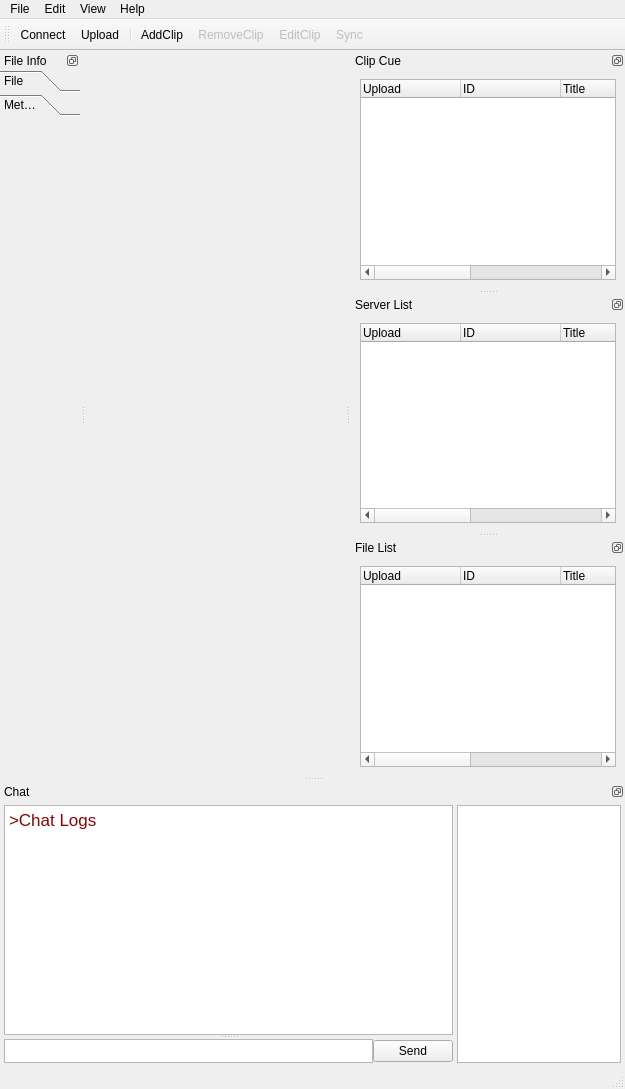
This is resources/mainwindow_docks.ui in jiakeliu/Cobra as Qt 5 draws it before an edit. The edited form follows.
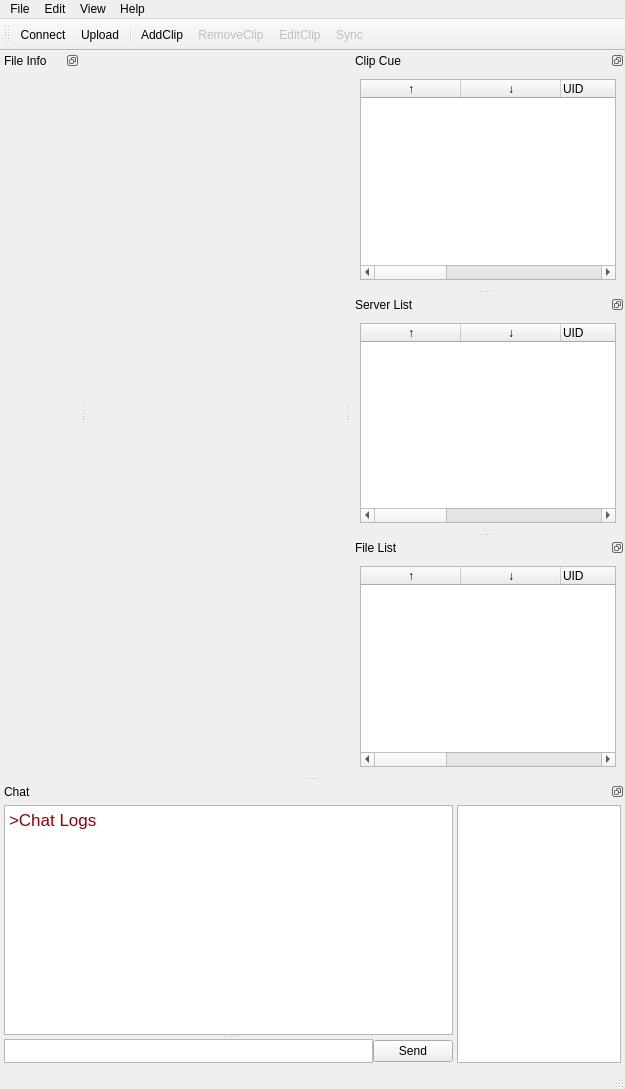
This is the edited form. Icons and pictures are not drawn. Custom widgets are drawn as their Qt base class.

The edit to the form file:
```diff
--- a/resources/mainwindow_docks.ui
+++ b/resources/mainwindow_docks.ui
@@ -212,42 +212,6 @@
      <property name="margin">
       <number>0</number>
      </property>
-     <item>
-      <widget class="QToolBox" name="fileToolbox">
-       <property name="currentIndex">
-        <number>1</number>
-       </property>
-       <property name="tabSpacing">
-        <number>2</number>
-       </property>
-       <widget class="QWidget" name="fileInfoWidget">
-        <property name="geometry">
-         <rect>
-          <x>0</x>
-          <y>0</y>
-          <width>98</width>
-          <height>28</height>
-         </rect>
-        </property>
-        <attribute name="label">
-         <string>File</string>
-        </attribute>
-       </widget>
-       <widget class="QWidget" name="metaDataWidget">
-        <property name="geometry">
-         <rect>
-          <x>0</x>
-          <y>0</y>
-          <width>80</width>
-          <height>650</height>
-         </rect>
-        </property>
-        <attribute name="label">
-         <string>Meta Data</string>
-        </attribute>
-       </widget>
-      </widget>
-     </item>
     </layout>
    </widget>
   </widget>
@@ -287,11 +251,27 @@
         <enum>Qt::ClickFocus</enum>
        </property>
        <property name="columnCount">
-        <number>6</number>
+        <number>8</number>
        </property>
        <column>
         <property name="text">
-         <string>Upload</string>
+         <string>↑</string>
+        </property>
+        <property name="textAlignment">
+         <set>AlignHCenter|AlignVCenter|AlignCenter</set>
+        </property>
+       </column>
+       <column>
+        <property name="text">
+         <string>↓</string>
+        </property>
+        <property name="textAlignment">
+         <set>AlignHCenter|AlignVCenter|AlignCenter</set>
+        </property>
+       </column>
+       <column>
+        <property name="text">
+         <string>UID</string>
         </property>
        </column>
        <column>
@@ -309,16 +289,16 @@
          <string>Description</string>
         </property>
        </column>
-       <column>
-        <property name="text">
-         <string>Modified Time</string>
-        </property>
-       </column>
        <column>
         <property name="text">
          <string>Tags</string>
         </property>
        </column>
+       <column>
+        <property name="text">
+         <string>Modified Time</string>
+        </property>
+       </column>
       </widget>
      </item>
     </layout>
@@ -363,11 +343,27 @@
         <bool>false</bool>
        </property>
        <property name="columnCount">
-        <number>6</number>
+        <number>8</number>
        </property>
        <column>
         <property name="text">
-         <string>Upload</string>
+         <string>↑</string>
+        </property>
+        <property name="textAlignment">
+         <set>AlignHCenter|AlignVCenter|AlignCenter</set>
+        </property>
+       </column>
+       <column>
+        <property name="text">
+         <string>↓</string>
+        </property>
+        <property name="textAlignment">
+         <set>AlignHCenter|AlignVCenter|AlignCenter</set>
+        </property>
+       </column>
+       <column>
+        <property name="text">
+         <string>UID</string>
         </property>
        </column>
        <column>
@@ -385,16 +381,16 @@
          <string>Description</string>
         </property>
        </column>
-       <column>
-        <property name="text">
-         <string>Modified Time</string>
-        </property>
-       </column>
        <column>
         <property name="text">
          <string>Tags</string>
         </property>
        </column>
+       <column>
+        <property name="text">
+         <string>Modified Time</string>
+        </property>
+       </column>
       </widget>
      </item>
     </layout>
@@ -436,11 +432,11 @@
         <enum>Qt::ClickFocus</enum>
        </property>
        <property name="columnCount">
-        <number>6</number>
+        <number>8</number>
        </property>
        <column>
         <property name="text">
-         <string extracomment=" ">Upload</string>
+         <string extracomment=" ">↑</string>
         </property>
         <property name="toolTip">
          <string extracomment="Flag for upload"/>
@@ -452,7 +448,20 @@
          <string extracomment="Flag for upload"/>
         </property>
         <property name="textAlignment">
-         <set>AlignLeft|AlignVCenter</set>
+         <set>AlignHCenter|AlignVCenter|AlignCenter</set>
+        </property>
+       </column>
+       <column>
+        <property name="text">
+         <string>↓</string>
+        </property>
+        <property name="textAlignment">
+         <set>AlignHCenter|AlignVCenter|AlignCenter</set>
+        </property>
+       </column>
+       <column>
+        <property name="text">
+         <string>UID</string>
         </property>
        </column>
        <column>
@@ -470,16 +479,16 @@
          <string>Description</string>
         </property>
        </column>
-       <column>
-        <property name="text">
-         <string>Modified Time</string>
-        </property>
-       </column>
        <column>
         <property name="text">
          <string>Tags</string>
         </property>
        </column>
+       <column>
+        <property name="text">
+         <string>Modified Time</string>
+        </property>
+       </column>
       </widget>
      </item>
     </layout>
```
Left out of the diff: 4 changed lines with no effect on the pictures.
